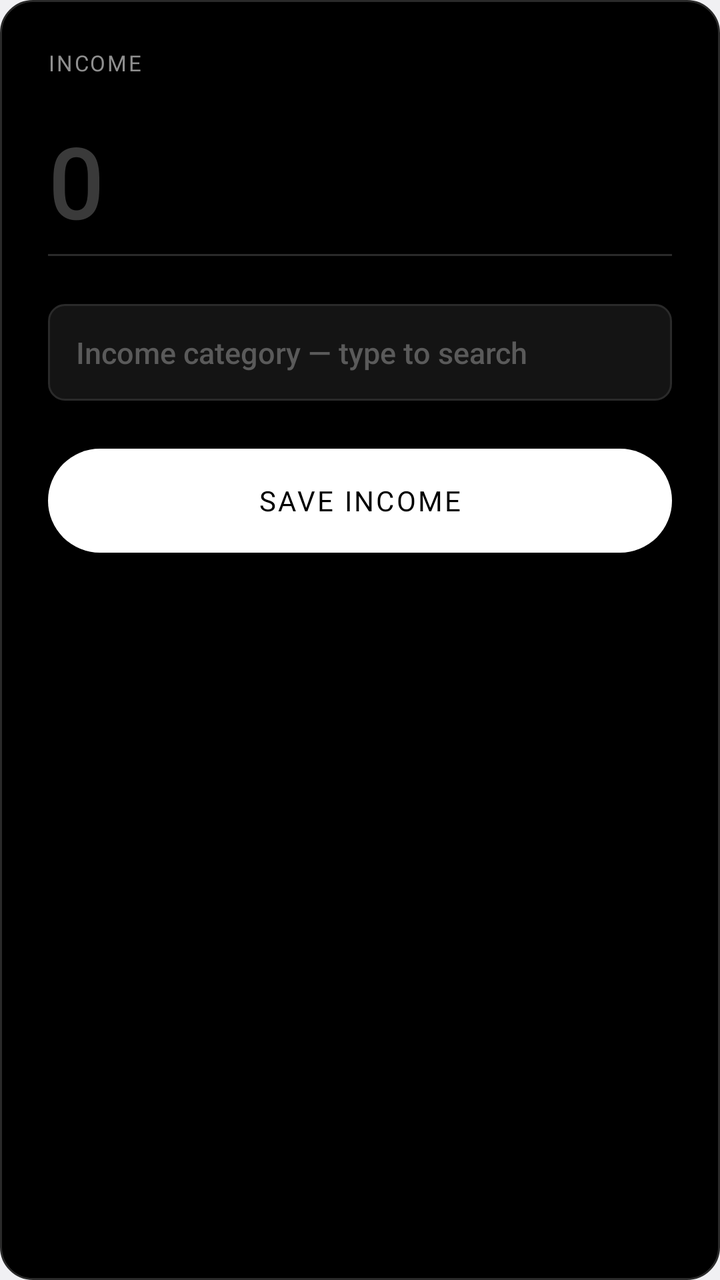
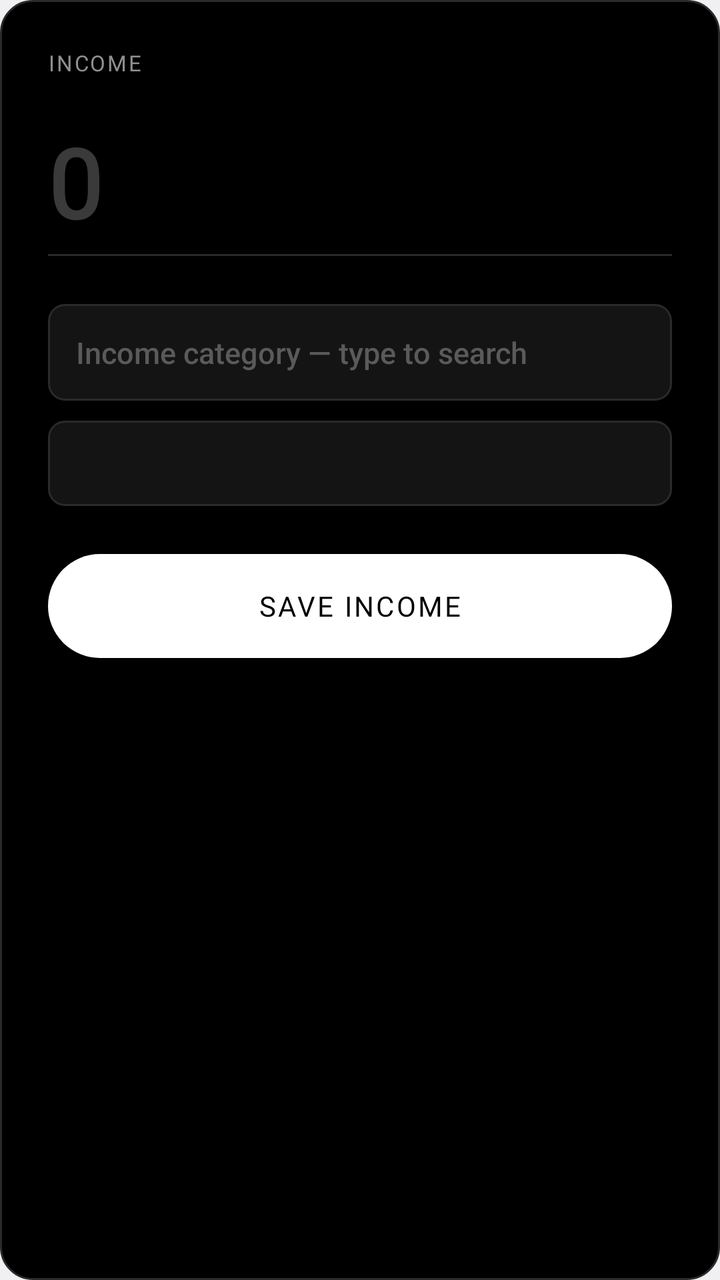

Compare the two renders of this Android layout. The source of the first and the diff that turns it into the second are given below.
<!-- AndroidManifest.xml: application theme android:Theme.DeviceDefault.DayNight -->
<!-- res/layout/income.xml -->
<?xml version="1.0" encoding="utf-8"?>
<LinearLayout xmlns:android="http://schemas.android.com/apk/res/android"
    android:layout_width="match_parent"
    android:layout_height="wrap_content"
    android:orientation="vertical"
    android:background="@drawable/dialog_bg"
    android:minWidth="320dp"
    android:padding="24dp">

    <TextView
        android:layout_width="wrap_content"
        android:layout_height="wrap_content"
        android:fontFamily="@font/space_mono"
        android:letterSpacing="0.08"
        android:text="@string/income"
        android:textColor="#8F8F8F"
        android:textSize="11sp" />

    <EditText
        android:id="@+id/income_amount"
        android:layout_width="match_parent"
        android:layout_height="wrap_content"
        android:layout_marginTop="20dp"
        android:background="@null"
        android:fontFamily="@font/doto"
        android:textFontWeight="700"
        android:fontVariationSettings="&apos;ROND&apos; 100"
        android:hint="@string/amount_hint"
        android:inputType="numberDecimal"
        android:textColor="#FFFFFF"
        android:textColorHint="#3A3A3A"
        android:textCursorDrawable="@null"
        android:textSize="48sp" />

    <View
        android:layout_width="match_parent"
        android:layout_height="1dp"
        android:layout_marginTop="4dp"
        android:background="#2A2A2A" />

    <AutoCompleteTextView
        android:id="@+id/income_category"
        android:layout_width="match_parent"
        android:layout_height="wrap_content"
        android:layout_marginTop="24dp"
        android:background="@drawable/field_bg"
        android:completionThreshold="1"
        android:hint="@string/income_category_hint"
        android:inputType="text"
        android:padding="14dp"
        android:popupBackground="#141414"
        android:textColor="#FFFFFF"
        android:textColorHint="#5A5A5A"
        android:textSize="15sp" />

    <Button
        android:id="@+id/save_income"
        android:layout_width="match_parent"
        android:layout_height="52dp"
        android:layout_marginTop="24dp"
        android:background="@drawable/btn_primary"
        android:fontFamily="@font/space_mono_bold"
        android:letterSpacing="0.08"
        android:text="@string/save_income"
        android:textColor="#000000"
        android:textSize="14sp" />
</LinearLayout>
<!-- resources referenced by this layout -->
<resources>
  <!-- drawable btn_primary (drawable) -->
  <?xml version="1.0" encoding="utf-8"?>
  <shape xmlns:android="http://schemas.android.com/apk/res/android">
      <solid android:color="#FFFFFF" />
      <corners android:radius="26dp" />
  </shape>
  <!-- drawable dialog_bg (drawable) -->
  <?xml version="1.0" encoding="utf-8"?>
  <shape xmlns:android="http://schemas.android.com/apk/res/android">
      <solid android:color="#000000" />
      <stroke android:width="1dp" android:color="#2A2A2A" />
      <corners android:radius="16dp" />
  </shape>
  <!-- drawable field_bg (drawable) -->
  <?xml version="1.0" encoding="utf-8"?>
  <shape xmlns:android="http://schemas.android.com/apk/res/android">
      <solid android:color="#141414" />
      <stroke android:width="1dp" android:color="#2A2A2A" />
      <corners android:radius="8dp" />
  </shape>
  <string name="amount_hint">0</string>
  <string name="income">INCOME</string>
  <string name="income_category_hint">Income category — type to search</string>
  <string name="save_income">SAVE INCOME</string>
</resources>

<!-- the commit's change to res/layout/income.xml (unified diff, before → after) -->
@@ -53,6 +53,18 @@
         android:textColorHint="#5A5A5A"
         android:textSize="15sp" />
 
+    <TextView
+        android:id="@+id/account"
+        android:layout_width="match_parent"
+        android:layout_height="wrap_content"
+        android:layout_marginTop="10dp"
+        android:background="@drawable/field_bg"
+        android:fontFamily="@font/space_mono"
+        android:letterSpacing="0.08"
+        android:padding="14dp"
+        android:textColor="#FFFFFF"
+        android:textSize="11sp" />
+
     <Button
         android:id="@+id/save_income"
         android:layout_width="match_parent"
